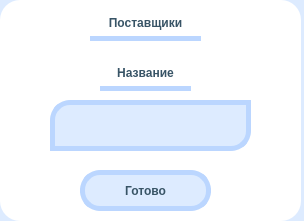
This is CRM/editUI/editProvider.ui in Plnguins/CRM as Qt 5 draws it before an edit. The edited form follows.
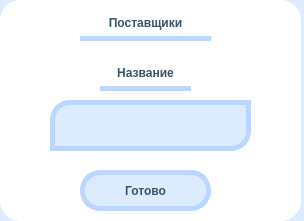
This is the edited form.

Commit message: Добавлено изменение поставщиков

```diff
--- a/CRM/editUI/editProvider.ui
+++ b/CRM/editUI/editProvider.ui
@@ -124,9 +124,9 @@
   <widget class="QLabel" name="tableName">
    <property name="geometry">
     <rect>
-     <x>90</x>
+     <x>80</x>
      <y>10</y>
-     <width>111</width>
+     <width>131</width>
      <height>31</height>
     </rect>
    </property>
```
Left out of the diff: 18 changed lines with no effect on the pictures. The commit also changes 1 other file.
